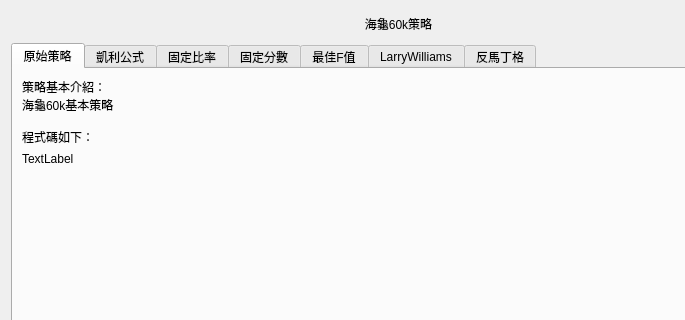
The window that Turtle60k_Strategies_UI.ui (allen93075/Winner) describes before a commit, drawn with Qt 5; both pictures show x 0 to 685 and y 0 to 320 of the 957 by 486 pixel window.
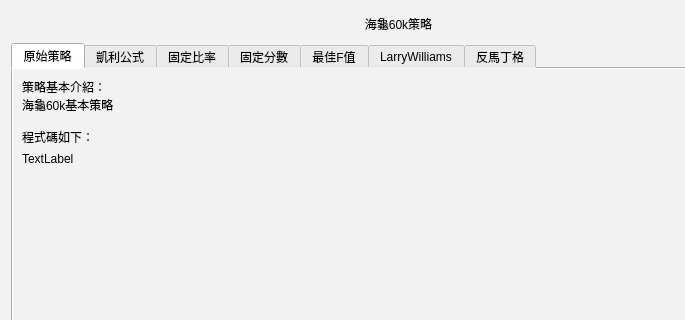
The same window after the commit.

Patch:
```diff
--- a/Turtle60k_Strategies_UI.ui
+++ b/Turtle60k_Strategies_UI.ui
@@ -13,6 +13,9 @@
   <property name="windowTitle">
    <string>Form</string>
   </property>
+  <property name="styleSheet">
+   <string notr="true">background-color: rgb(242, 242, 242);</string>
+  </property>
   <layout class="QGridLayout" name="gridLayout">
    <item row="1" column="0">
     <widget class="QTabWidget" name="tabWidget">
```
